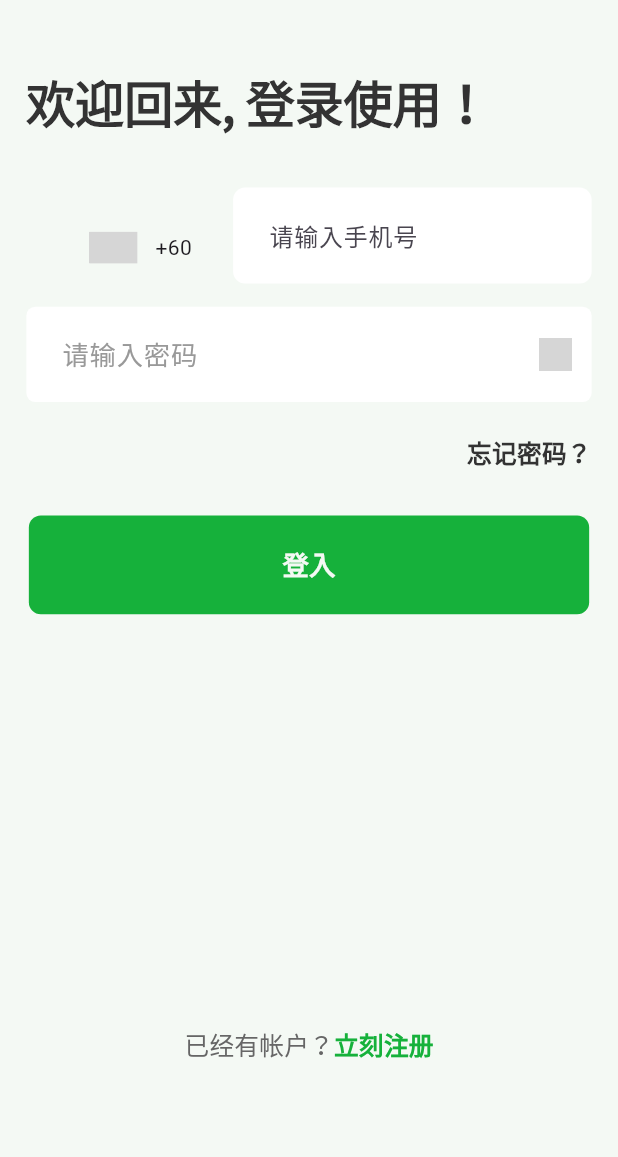
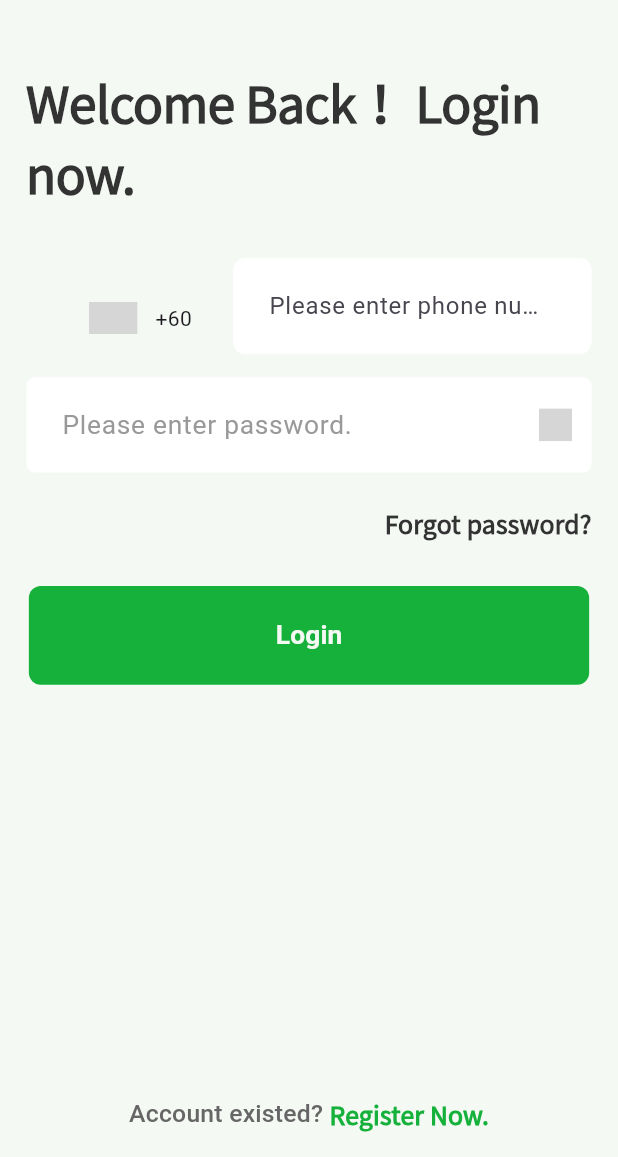
Before and after one commit to Esthert0109/sport_app1, a Flutter app: the screen it shows after launch, after a tap on "Login", on a phone screen of 412 x 824 dp, the part 79-1236 px from its top. Run offline on Flutter 3.47's test engine with Material 3 defaults, Android fonts, the phone set to English and light mode, and no system bars; drawn by our look-alikes of intl_phone_number_input; our stand-ins replace card_loading, card_swiper, carousel_slider, flutter_svg, get, google_fonts and 8 more; missing offline and left inert: libphonenumber_plugin, live_flutter_plugin, tencent_cloud_av_chat_room, tencent_cloud_chat_uikit; generated files the repository leaves out were written again; network calls fail; Roboto replaces fonts that are missing (NotoSansSC); grey boxes are pictures that could not be loaded.

Commit message:
solve login bugs

```diff
--- a/sport_app/lib/Model/userDataModel.dart
+++ b/sport_app/lib/Model/userDataModel.dart
@@ -4,6 +4,7 @@ class UserDataModel extends GetxController {
   var token = ''.obs;
   var userName = ''.obs;
   var profilePicture = ''.obs;
+  var password = ''.obs;
   var id = ''.obs;
   var isFootball = false.obs; //保存token,名字与号码
   var isCN = true.obs;
--- a/sport_app/lib/Pages/AuthenticationPages/login.dart
+++ b/sport_app/lib/Pages/AuthenticationPages/login.dart
@@ -17,6 +17,7 @@ import '../../Model/userDataModel.dart';
 import '../../Services/Utils/sharedPreferencesUtils.dart';
 import '../../bottomNavigationBar.dart';
 import 'forgotPassword.dart';
+import 'package:flutter_gen/gen_l10n/app_localizations.dart';
 
 class Login extends StatefulWidget {
   const Login({Key? key}) : super(key: key);
@@ -56,7 +57,7 @@ class _LoginState extends State<Login> {
     });
     if (phoneController.text.toString() == '') {
       setState(() {
-        _responseMsg = '手机号不可为空！';
+        _responseMsg = AppLocalizations.of(context)!.notBlank;
       });
     }
   }
@@ -82,7 +83,7 @@ class _LoginState extends State<Login> {
                 ),
 
                 //Header Text
-                HeadingText(text: '欢迎回来, 登录使用！'),
+                HeadingText(text: AppLocalizations.of(context)!.welcomeBack),
                 SizedBox(
                   height: 30 * fem,
                 ),
@@ -118,7 +119,8 @@ class _LoginState extends State<Login> {
                                 border: OutlineInputBorder(
                                     borderRadius: BorderRadius.circular(8),
                                     borderSide: BorderSide.none),
-                                hintText: '请输入手机号',
+                                hintText:
+                                    AppLocalizations.of(context)!.keyInPhoneNo,
                               ),
                             ),
                           ),
@@ -130,7 +132,8 @@ class _LoginState extends State<Login> {
                         TextFormField(
                           validator: (value) {
                             if (value == "" || value!.isEmpty) {
-                              return '密码不可为空';
+                              return AppLocalizations.of(context)!
+                                  .passwordNotBlank;
                             } else {
                               return null;
                             }
@@ -145,7 +148,8 @@ class _LoginState extends State<Login> {
                           decoration: InputDecoration(
                             contentPadding: EdgeInsets.fromLTRB(
                                 18 * fem, 18 * fem, 18 * fem, 18 * fem),
-                            hintText: '请输入密码',
+                            hintText:
+                                AppLocalizations.of(context)!.keyInPassword,
                             hintStyle: TextStyle(
                               fontSize: 16 * fem,
                               fontWeight: FontWeight.w400,
@@ -194,7 +198,7 @@ class _LoginState extends State<Login> {
                     Expanded(child: ErrorText(Msg: _responseMsg)),
                     //忘记密码按钮
                     PressableWord(
-                        text: '忘记密码？',
+                        text: AppLocalizations.of(context)!.forgotPassword,
                         fontWeight: FontWeight.w600,
                         color: kMainTitleColor,
                         onPressed: () {
@@ -209,7 +213,7 @@ class _LoginState extends State<Login> {
                 _isLoading
                     ? LoadingLongButton()
                     : WidthButton(
-                        text: '登入',
+                        text: AppLocalizations.of(context)!.login,
                         onPressed: () async {
                           if (_formKey.currentState!.validate()) {
                             // SEND LOGIN REQUEST PUT HERE
@@ -222,13 +226,17 @@ class _LoginState extends State<Login> {
 
                             if (isPasswordValid == true) {
                               SharedPreferencesUtils.saveUsername(phone);
-                              // SharedPreferencesUtils.saveTokenLocally(
-                              //     passwordController.text);
+                              SharedPreferencesUtils.savePasswordLocally(
+                                  passwordController.text);
+                              print(
+                                  "check token saved: ${SharedPreferencesUtils.getSavedToken().toString()}");
                               Navigator.of(context).pop();
                               Get.off(() => const BottomNaviBar());
                             } else {
                               Navigator.of(context).pop();
-                              openSnackbar(context, '请输入正确的密码',
+                              openSnackbar(
+                                  context,
+                                  AppLocalizations.of(context)!.rightPassword,
                                   kComponentErrorTextColor);
                             }
                           } else {
@@ -242,7 +250,7 @@ class _LoginState extends State<Login> {
                   mainAxisAlignment: MainAxisAlignment.center,
                   children: <Widget>[
                     Text(
-                      '已经有帐户？',
+                      AppLocalizations.of(context)!.accExist,
                       style: TextStyle(
                         fontFamily: 'NotoSansSC',
                         fontSize: 15 * fem,
@@ -252,7 +260,7 @@ class _LoginState extends State<Login> {
                       ),
                     ),
                     PressableWord(
-                        text: '立刻注册',
+                        text: AppLocalizations.of(context)!.regNow,
                         onPressed: () {
                           Get.offNamed('/register');
                         }),
--- a/sport_app/lib/Pages/OnboardingPages/opening.dart
+++ b/sport_app/lib/Pages/OnboardingPages/opening.dart
@@ -92,11 +92,11 @@ class _OpeningState extends State<Opening> {
 
 Future<bool> checklogin() async {
   String? getUsername = await SharedPreferencesUtils.getUsername();
-  String? returnedtoken = await SharedPreferencesUtils.getSavedToken();
+  String? getPassword = await SharedPreferencesUtils.getPassword();
 
   if (getUsername != null) {
     bool isPasswordValid = await UserProvider()
-        .loginUser(getUsername.toString(), returnedtoken.toString());
+        .loginUser(getUsername.toString(), getPassword.toString());
     if (isPasswordValid) {
       return true;
     } else {
--- a/sport_app/lib/Services/Utils/sharedPreferencesUtils.dart
+++ b/sport_app/lib/Services/Utils/sharedPreferencesUtils.dart
@@ -9,6 +9,16 @@ class SharedPreferencesUtils {
   static Future<void> saveTokenLocally(String token) async {
     final SharedPreferences prefs = await SharedPreferences.getInstance();
     await prefs.setString('auth_token', token);
+  }
+
+  static Future<void> savePasswordLocally(String password) async {
+    final SharedPreferences prefs = await SharedPreferences.getInstance();
+    await prefs.setString('password', password);
+  }
+
+  static Future<String?> getPassword() async {
+    final SharedPreferences prefs = await SharedPreferences.getInstance();
+    return prefs.getString('password');
   }
 
   static Future<void> removeTokenLocally() async {
--- a/sport_app/lib/l10n/app_en.arb
+++ b/sport_app/lib/l10n/app_en.arb
@@ -35,5 +35,14 @@
     "noResult": "No result from the search.",
     "history": "Search History",
     "clear": "Clear",
-    "trending": "Trending"
+    "trending": "Trending",
+    "notBlank": "Phone number should not be empty.",
+    "welcomeBack": "Welcome Back！ Login now.",
+    "keyInPhoneNo": "Please enter phone number.",
+    "passwordNotBlank": "password should not be empty.",
+    "keyInPassword": "Please enter password.",
+    "forgotPassword": "Forgot password?",
+    "rightPassword": "Please enter the correct password",
+    "accExist": "Account existed? ",
+    "regNow": "Register Now."
 }
```
Also changed, not shown: sport_app/lib/l10n/app_zh.arb (+10 -1 lines).
